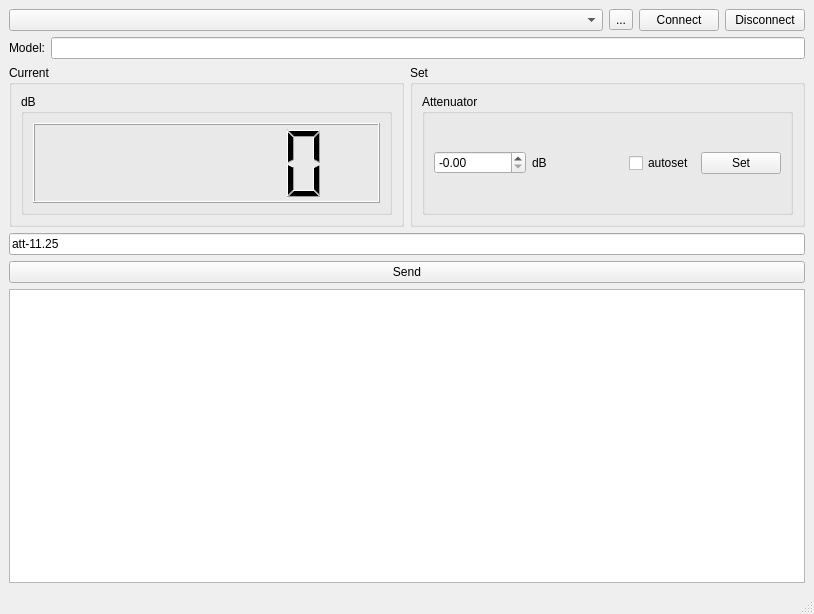
Qt form mainwindow.ui (coozoo/digiattcontrol) before a commit.
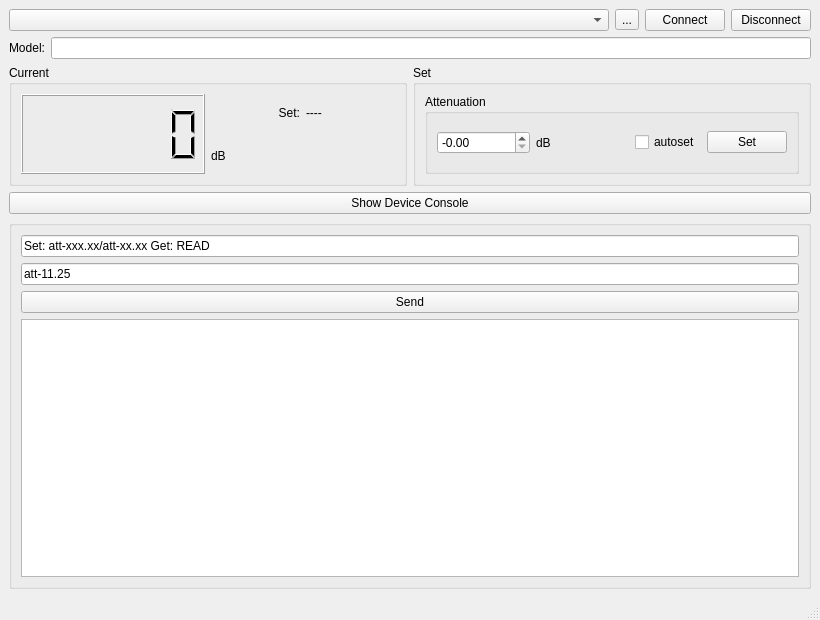
The same form after that commit.

```diff
--- a/mainwindow.ui
+++ b/mainwindow.ui
@@ -6,10 +6,16 @@
    <rect>
     <x>0</x>
     <y>0</y>
-    <width>814</width>
-    <height>614</height>
+    <width>820</width>
+    <height>620</height>
    </rect>
   </property>
+  <property name="sizePolicy">
+   <sizepolicy hsizetype="MinimumExpanding" vsizetype="MinimumExpanding">
+    <horstretch>0</horstretch>
+    <verstretch>0</verstretch>
+   </sizepolicy>
+  </property>
   <property name="windowTitle">
    <string>MainWindow</string>
   </property>
@@ -17,44 +23,9 @@
    <layout class="QGridLayout" name="gridLayout_18">
     <item row="0" column="1">
      <layout class="QGridLayout" name="gridLayout">
-      <item row="0" column="1">
-       <layout class="QHBoxLayout" name="horizontalLayout">
-        <item>
-         <widget class="QComboBox" name="device_comboBox">
-          <property name="sizePolicy">
-           <sizepolicy hsizetype="Expanding" vsizetype="Fixed">
-            <horstretch>0</horstretch>
-            <verstretch>0</verstretch>
-           </sizepolicy>
-          </property>
-         </widget>
-        </item>
-        <item>
-         <widget class="QToolButton" name="refreshDevices_toolbutton">
-          <property name="toolTip">
-           <string>Refresh</string>
-          </property>
-          <property name="text">
-           <string>...</string>
-          </property>
-         </widget>
-        </item>
-        <item>
-         <widget class="QPushButton" name="connect_pushButton">
-          <property name="text">
-           <string>Connect</string>
-          </property>
-         </widget>
-        </item>
-        <item>
-         <widget class="QPushButton" name="disconnect_pushButton">
-          <property name="text">
-           <string>Disconnect</string>
-          </property>
-         </widget>
-        </item>
-       </layout>
-      </item>
+      <property name="sizeConstraint">
+       <enum>QLayout::SizeConstraint::SetDefaultConstraint</enum>
+      </property>
       <item row="2" column="1">
        <layout class="QGridLayout" name="gridLayout_4">
         <item row="2" column="0">
@@ -64,13 +35,7 @@
           </property>
           <layout class="QGridLayout" name="gridLayout_7">
            <item row="0" column="0">
-            <layout class="QHBoxLayout" name="horizontalLayout_3">
-             <item>
-              <widget class="QGroupBox" name="groupBox_3">
-               <property name="title">
-                <string>dB</string>
-               </property>
-               <layout class="QGridLayout" name="gridLayout_9">
+            <layout class="QGridLayout" name="gridLayout_5">
                 <item row="0" column="0">
                  <widget class="QLCDNumber" name="currentattenuation_lcdNumber">
                   <property name="sizePolicy">
@@ -96,8 +61,49 @@
                   </property>
                  </widget>
                 </item>
-               </layout>
-              </widget>
+             <item row="0" column="1">
+              <layout class="QVBoxLayout" name="verticalLayout">
+               <property name="sizeConstraint">
+                <enum>QLayout::SizeConstraint::SetMinimumSize</enum>
+               </property>
+               <item>
+                <layout class="QHBoxLayout" name="horizontalLayout_4">
+                 <item>
+                  <widget class="QLabel" name="label_3">
+                   <property name="text">
+                    <string>Set:</string>
+                   </property>
+                   <property name="alignment">
+                    <set>Qt::AlignmentFlag::AlignRight|Qt::AlignmentFlag::AlignTrailing|Qt::AlignmentFlag::AlignVCenter</set>
+                   </property>
+                  </widget>
+                 </item>
+                 <item>
+                  <widget class="QLabel" name="statusSet_label">
+                   <property name="text">
+                    <string>----</string>
+                   </property>
+                   <property name="alignment">
+                    <set>Qt::AlignmentFlag::AlignLeading|Qt::AlignmentFlag::AlignLeft|Qt::AlignmentFlag::AlignVCenter</set>
+                   </property>
+                  </widget>
+                 </item>
+                </layout>
+               </item>
+               <item>
+                <widget class="QLabel" name="label_2">
+                 <property name="sizePolicy">
+                  <sizepolicy hsizetype="Minimum" vsizetype="Minimum">
+                   <horstretch>0</horstretch>
+                   <verstretch>0</verstretch>
+                  </sizepolicy>
+                 </property>
+                 <property name="text">
+                  <string>dB</string>
+                 </property>
+                </widget>
+               </item>
+              </layout>
              </item>
             </layout>
            </item>
@@ -139,7 +145,7 @@
              <item row="0" column="1">
               <widget class="QGroupBox" name="groupBox_7">
                <property name="title">
-                <string>Attenuator</string>
+                <string>Attenuation</string>
                </property>
                <layout class="QGridLayout" name="gridLayout_13">
                 <item row="0" column="0">
@@ -210,6 +216,19 @@
        </layout>
       </item>
       <item row="5" column="1">
+       <widget class="QGroupBox" name="deviceConsole_groupBox">
+        <property name="title">
+         <string/>
+        </property>
+        <layout class="QGridLayout" name="gridLayout_3">
+         <item row="1" column="0">
+          <widget class="QLineEdit" name="write_data">
+           <property name="text">
+            <string>att-11.25</string>
+           </property>
+          </widget>
+         </item>
+         <item row="2" column="0">
        <widget class="QPushButton" name="send_pushButton">
         <property name="sizePolicy">
          <sizepolicy hsizetype="Minimum" vsizetype="Maximum">
@@ -222,16 +241,77 @@
         </property>
        </widget>
       </item>
+         <item row="3" column="0">
+          <widget class="QPlainTextEdit" name="data_plainTextEdit">
+           <property name="minimumSize">
+            <size>
+             <width>0</width>
+             <height>200</height>
+            </size>
+           </property>
+          </widget>
+         </item>
+         <item row="0" column="0">
+          <widget class="QLineEdit" name="lineEdit">
+           <property name="text">
+            <string>Set: att-xxx.xx/att-xx.xx Get: READ</string>
+           </property>
+           <property name="readOnly">
+            <bool>true</bool>
+           </property>
+          </widget>
+         </item>
+        </layout>
+       </widget>
+      </item>
+      <item row="0" column="1">
+       <layout class="QHBoxLayout" name="horizontalLayout">
+        <item>
+         <widget class="QComboBox" name="device_comboBox">
+          <property name="sizePolicy">
+           <sizepolicy hsizetype="Expanding" vsizetype="Fixed">
+            <horstretch>0</horstretch>
+            <verstretch>0</verstretch>
+           </sizepolicy>
+          </property>
+         </widget>
+        </item>
+        <item>
+         <widget class="QToolButton" name="refreshDevices_toolbutton">
+          <property name="toolTip">
+           <string>Refresh</string>
+          </property>
+          <property name="text">
+           <string>...</string>
+          </property>
+         </widget>
+        </item>
+        <item>
+         <widget class="QPushButton" name="connect_pushButton">
+          <property name="text">
+           <string>Connect</string>
+          </property>
+         </widget>
+        </item>
+        <item>
+         <widget class="QPushButton" name="disconnect_pushButton">
+          <property name="text">
+           <string>Disconnect</string>
+          </property>
+         </widget>
+        </item>
+       </layout>
+      </item>
       <item row="4" column="1">
-       <widget class="QLineEdit" name="write_data">
+       <widget class="QPushButton" name="deviceConsole_pushButton">
         <property name="text">
-         <string>att-11.25</string>
+         <string>Show Device Console</string>
+        </property>
+        <property name="checkable">
+         <bool>true</bool>
         </property>
        </widget>
       </item>
-      <item row="6" column="1">
-       <widget class="QPlainTextEdit" name="data_plainTextEdit"/>
-      </item>
      </layout>
     </item>
    </layout>
```
Left out of the diff: 2 changed lines with no effect on the pictures. Lines whose indentation alone changed are shown as unchanged.
